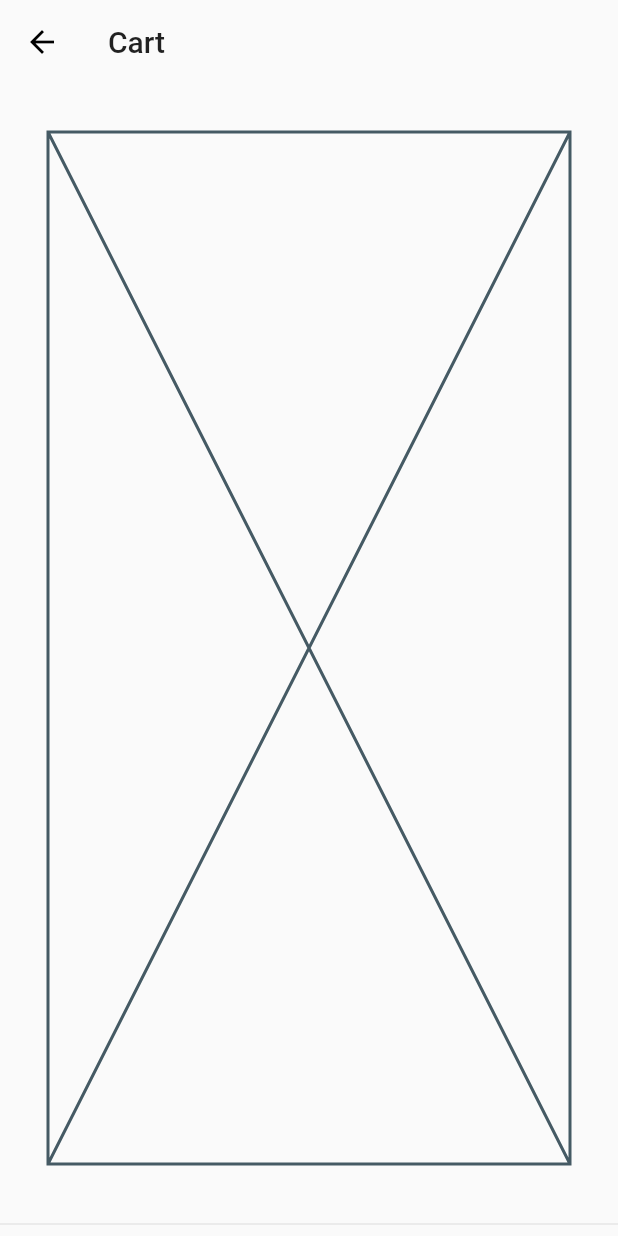
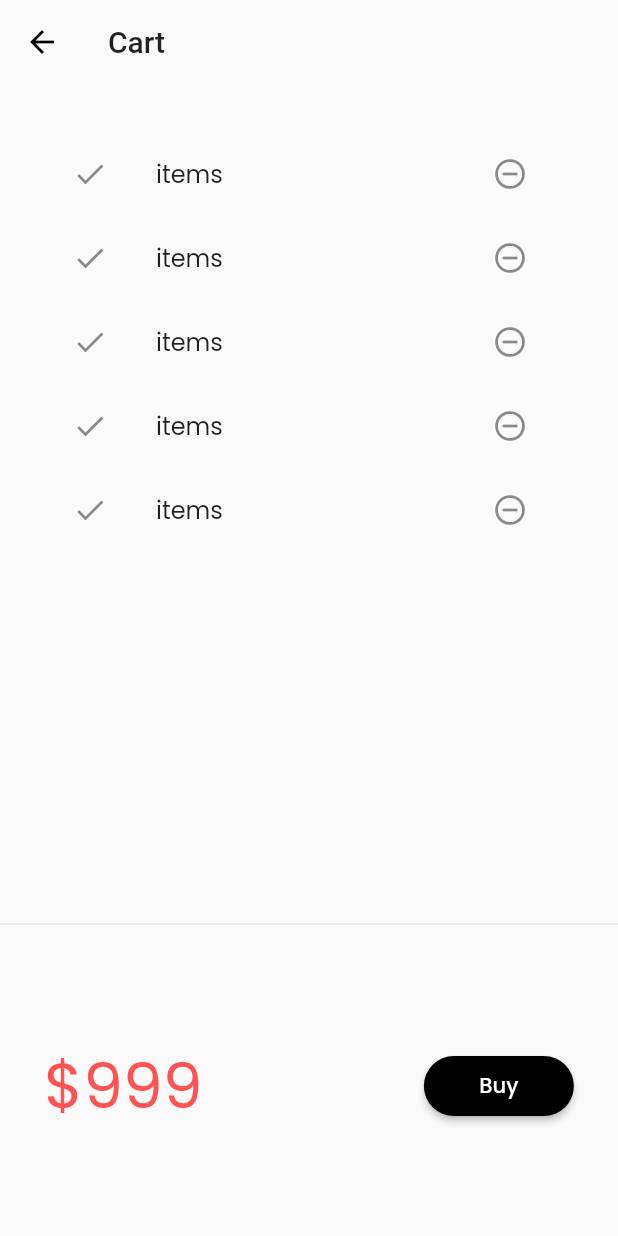
Before and after one commit to ankitpsamrat/Flutter-catalog-app, a Flutter app: the CartPage screen opened by its route, on a phone screen of 412 x 824 dp. Run offline on Flutter 3.47's test engine with Material 2 defaults, Android fonts, the phone set to English and light mode, and no system bars; our stand-ins replace google_fonts, velocity_x; network calls fail.

Commit message:
first commit

```diff
--- a/lib/main.dart
+++ b/lib/main.dart
@@ -28,7 +28,7 @@ class MyApp extends StatelessWidget {
           titleTextStyle: Theme.of(context).textTheme.headline6,
         ),
       ),
-      initialRoute: MyRoutes.loginRoute,
+      initialRoute: MyRoutes.homeRoute,
       routes: {
         "/": (context) => LoginPage(),
         MyRoutes.homeRoute: (context) => HomePage(),
--- a/lib/models/catalog.dart
+++ b/lib/models/catalog.dart
@@ -1,12 +1,12 @@
 class CatalogModel {
   static List<Item> items = <Item>[];
 
-//  get item by id
-  static Item getById(int id) =>
-      items.firstWhere((element) => element.id == id, orElse: null);
+  Item getById(int id) => items.firstWhere(
+        (element) => element.id == id,
+        orElse: null,
+      );
 
-// get item by position
-  static Item getByPosition(int pos) => items[pos];
+  Item getByPosition(int pos) => items[pos];
 }
 
 class Item {
--- a/lib/pages/cart_page.dart
+++ b/lib/pages/cart_page.dart
@@ -11,7 +11,7 @@ class CartPage extends StatelessWidget {
       ),
       body: Column(
         children: [
-          Placeholder().p32().expand(),
+          _CartList().p32().expand(),
           Divider(),
           _CartTotal(),
         ],
@@ -23,6 +23,51 @@ class CartPage extends StatelessWidget {
 class _CartTotal extends StatelessWidget {
   @override
   Widget build(BuildContext context) {
-    return Container();
+    return SizedBox(
+      height: 200,
+      child: Row(
+        mainAxisAlignment: MainAxisAlignment.spaceAround,
+        children: [
+          '\$999'.text.xl5.color(Colors.redAccent).make(),
+          30.widthBox,
+          ElevatedButton(
+            onPressed: () {
+              ScaffoldMessenger.of(context).showSnackBar(
+                SnackBar(
+                  content: 'Buying not supported yet.'.text.make(),
+                ),
+              );
+            },
+            style: ButtonStyle(
+              backgroundColor: MaterialStateProperty.all(Colors.black),
+              shape: MaterialStateProperty.all(StadiumBorder()),
+            ),
+            child: 'Buy'.text.make(),
+          ).wh(100, 40),
+        ],
+      ),
+    );
   }
 }
+
+class _CartList extends StatefulWidget {
+  @override
+  State<_CartList> createState() => __CartListState();
+}
+
+class __CartListState extends State<_CartList> {
+  @override
+  Widget build(BuildContext context) {
+    return ListView.builder(
+      itemCount: 5,
+      itemBuilder: (context, index) => ListTile(
+        leading: Icon(Icons.done),
+        trailing: IconButton(
+          onPressed: () {},
+          icon: Icon(Icons.remove_circle_outline),
+        ),
+        title: 'items'.text.make(),
+      ),
+    );
+  }
+}
--- a/lib/pages/home_detail_page.dart
+++ b/lib/pages/home_detail_page.dart
@@ -20,7 +20,7 @@ class HomeDetailPage extends StatelessWidget {
           alignment: MainAxisAlignment.spaceBetween,
           buttonPadding: Vx.mH8,
           children: [
-            '\$${catalog.price}'.text.bold.xl4.red800.make(),
+            '\$${catalog.price}'.text.bold.xl4.color(Colors.redAccent).make(),
             ElevatedButton(
               onPressed: () {},
               style: ButtonStyle(
--- a/lib/widgets/home_widgets/catalog_list.dart
+++ b/lib/widgets/home_widgets/catalog_list.dart
@@ -13,7 +13,7 @@ class CatalogList extends StatelessWidget {
       shrinkWrap: true,
       itemCount: CatalogModel.items.length,
       itemBuilder: (context, index) {
-        final catalog = CatalogModel.getByPosition(index);
+        final catalog = CatalogModel.items[index];
         return InkWell(
           onTap: () => Navigator.push(
             context,
@@ -29,9 +29,7 @@ class CatalogList extends StatelessWidget {
 }
 
 class CatalogItem extends StatelessWidget {
-  // const CatalogItem({Key? key}) : super(key: key);
   final Item catalog;
-
   const CatalogItem({Key? key, required this.catalog}) : super(key: key);
 
   @override
```
Also changed, not shown: lib/models/cart.dart (added, +33 -0 lines).
